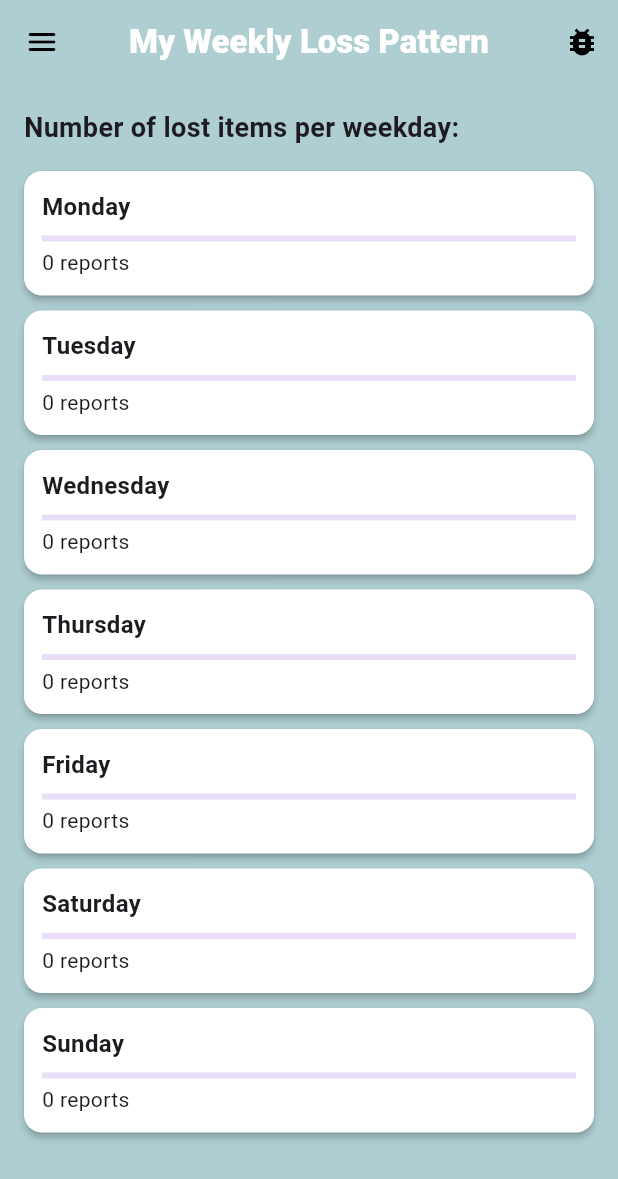
After one commit to pontoandres/Group-16-LostAndFound, a Flutter app: the _Body screen opened directly, on a phone screen of 412 x 824 dp. The commit adds this screen. Shown: the top 1179 px of the screen. Run offline on Flutter 3.47's test engine with Material 3 defaults, Android fonts, the phone set to English and light mode, and no system bars; our stand-ins replace cached_network_image, connectivity_plus, image_picker, shared_preferences, supabase_flutter; accounts and stored records are empty.

Commit message:
week pattern

```diff
--- a/flutter_app/lib/presentation/feed/feed_page.dart
+++ b/flutter_app/lib/presentation/feed/feed_page.dart
@@ -102,6 +102,7 @@ class _FeedBodyState extends State<_FeedBody> {
         child: Text('GoatFound Menu', style: TextStyle(color: Colors.white)),
       ),
 
+
       ListTile(
         leading: const Icon(Icons.list_alt),
         title: const Text('My Reports'),
@@ -111,13 +112,21 @@ class _FeedBodyState extends State<_FeedBody> {
         },
       ),
 
-      // 📌 NUEVA OPCIÓN — Long Unclaimed Items
       ListTile(
         leading: const Icon(Icons.timer_outlined),
         title: const Text('Longest Unclaimed Items'),
         onTap: () {
           Navigator.pop(context);
           Navigator.pushNamed(context, AppRoutes.longUnclaimedItems);
+        },
+      ),
+
+      ListTile(
+        leading: const Icon(Icons.calendar_view_week),
+        title: const Text('My Weekly Loss Pattern'),
+        onTap: () {
+          Navigator.pop(context);
+          Navigator.pushNamed(context, AppRoutes.myLossWeekPattern);
         },
       ),
 
--- /dev/null
+++ b/flutter_app/lib/presentation/my_loss_week_pattern/my_loss_week_pattern_page.dart
@@ -0,0 +1,95 @@
+import 'package:flutter/material.dart';
+import 'package:provider/provider.dart';
+import 'package:supabase_flutter/supabase_flutter.dart';
+
+import '../../viewmodels/my_loss_week_pattern/my_loss_week_pattern_viewmodel.dart';
+import '../widgets/top_bar.dart';
+import '../widgets/debug_nav.dart';
+
+class MyLossWeekPatternPage extends StatelessWidget {
+  const MyLossWeekPatternPage({super.key});
+
+  @override
+  Widget build(BuildContext context) {
+    return ChangeNotifierProvider(
+      create: (_) => MyLossWeekPatternViewModel(
+        client: Supabase.instance.client,
+      )..load(),
+      child: const _Body(),
+    );
+  }
+}
+
+class _Body extends StatelessWidget {
+  const _Body({super.key});
+
+  @override
+  Widget build(BuildContext context) {
+    final vm = context.watch<MyLossWeekPatternViewModel>();
+
+    return Scaffold(
+      appBar: const TopBar(
+        title: 'My Weekly Loss Pattern',
+        actions: [DebugNavButton()],
+      ),
+      body: vm.isLoading
+          ? const Center(child: CircularProgressIndicator())
+          : vm.error != null
+              ? Center(child: Text(vm.error!))
+              : Padding(
+                  padding: const EdgeInsets.all(16),
+                  child: Column(
+                    crossAxisAlignment: CrossAxisAlignment.start,
+                    children: [
+                      const Text(
+                        'Number of lost items per weekday:',
+                        style: TextStyle(
+                          fontSize: 18,
+                          fontWeight: FontWeight.bold,
+                        ),
+                      ),
+                      const SizedBox(height: 16),
+                      Expanded(
+                        child: ListView.separated(
+                          itemCount: vm.stats.length,
+                          separatorBuilder: (_, __) =>
+                              const SizedBox(height: 10),
+                          itemBuilder: (_, index) {
+                            final s = vm.stats[index];
+                            final maxCount = vm.stats
+                                    .map((e) => e.count)
+                                    .fold<int>(0, (a, b) => a > b ? a : b) +
+                                1;
+
+                            return Card(
+                              child: Padding(
+                                padding: const EdgeInsets.all(12),
+                                child: Column(
+                                  crossAxisAlignment: CrossAxisAlignment.start,
+                                  children: [
+                                    Text(
+                                      s.weekdayLabel,
+                                      style: const TextStyle(
+                                        fontSize: 16,
+                                        fontWeight: FontWeight.w600,
+                                      ),
+                                    ),
+                                    const SizedBox(height: 8),
+                                    LinearProgressIndicator(
+                                      value: s.count / maxCount,
+                                    ),
+                                    const SizedBox(height: 4),
+                                    Text('${s.count} reports'),
+                                  ],
+                                ),
+                              ),
+                            );
+                          },
+                        ),
+                      ),
+                    ],
+                  ),
+                ),
+    );
+  }
+}
--- a/flutter_app/lib/routes/app_routes.dart
+++ b/flutter_app/lib/routes/app_routes.dart
@@ -21,6 +21,9 @@ import '../presentation/statistics/reports_by_hour_page.dart';
 import '../presentation/statistics/long_unclaimed_items_page.dart';
 
 import '../viewmodels/feed/feed_viewmodel.dart';
+import '../presentation/my_loss_week_pattern/my_loss_week_pattern_page.dart';
+
+
 
 class AppRoutes {
   static const String login = '/login';
@@ -45,6 +48,8 @@ class AppRoutes {
   static const String passwordChangesByFaculty =
       '/password_changes_by_faculty';
   static const String reportsByHour = '/reports_by_hour';
+  static const String myLossWeekPattern = '/my_loss_week_pattern';
+
 
   static Map<String, WidgetBuilder> get routes {
     return {
@@ -66,7 +71,8 @@ class AppRoutes {
       passwordChangesByFaculty: (_) =>
           const PasswordChangesByFacultyPage(),
       reportsByHour: (_) => const ReportsByHourPage(),
-      AppRoutes.longUnclaimedItems: (_) => const LongUnclaimedItemsPage()
+      AppRoutes.longUnclaimedItems: (_) => const LongUnclaimedItemsPage(),
+      myLossWeekPattern: (_) => const MyLossWeekPatternPage(),
     };
   }
 
```
